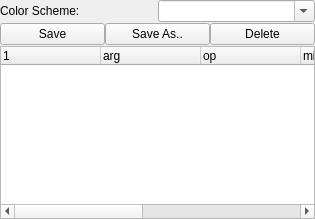
Old version of the form lib/util/ColorMapper/CMTemplate.ui in the repository acq4/acq4.
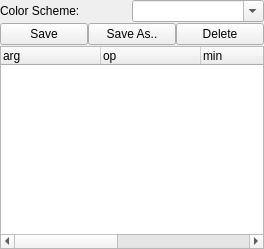
New version of the form. Custom widgets are drawn as their Qt base class.

What changed in the file:
```diff
--- a/lib/util/ColorMapper/CMTemplate.ui
+++ b/lib/util/ColorMapper/CMTemplate.ui
@@ -6,8 +6,8 @@
    <rect>
     <x>0</x>
     <y>0</y>
-    <width>315</width>
-    <height>219</height>
+    <width>264</width>
+    <height>249</height>
    </rect>
   </property>
   <property name="windowTitle">
@@ -73,11 +73,6 @@
      <property name="rootIsDecorated">
       <bool>false</bool>
      </property>
-     <column>
-      <property name="text">
-       <string/>
-      </property>
-     </column>
      <column>
       <property name="text">
        <string>arg</string>
```
